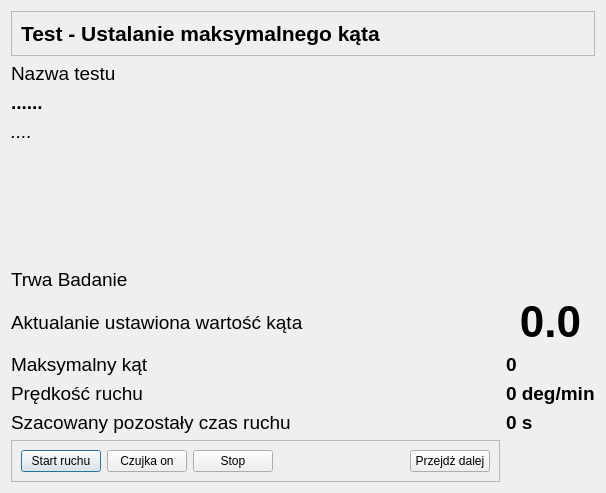
Above: CzujkiLinioweApp/oknobadaniamaksymalnegokata.ui from wiacekmarcin/CzujkiLiniowe before the change. Below: the same form after it.
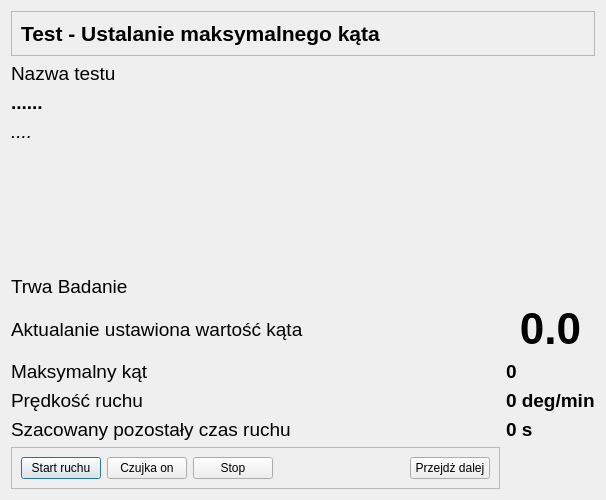
That is the form after the change.

The edit to the form file:
```diff
--- a/CzujkiLinioweApp/oknobadaniamaksymalnegokata.ui
+++ b/CzujkiLinioweApp/oknobadaniamaksymalnegokata.ui
@@ -7,9 +7,21 @@
     <x>0</x>
     <y>0</y>
     <width>606</width>
-    <height>493</height>
+    <height>500</height>
    </rect>
   </property>
+  <property name="minimumSize">
+   <size>
+    <width>600</width>
+    <height>500</height>
+   </size>
+  </property>
+  <property name="maximumSize">
+   <size>
+    <width>1920</width>
+    <height>1200</height>
+   </size>
+  </property>
   <property name="windowTitle">
    <string>Test niewspółosiowości</string>
   </property>
```
